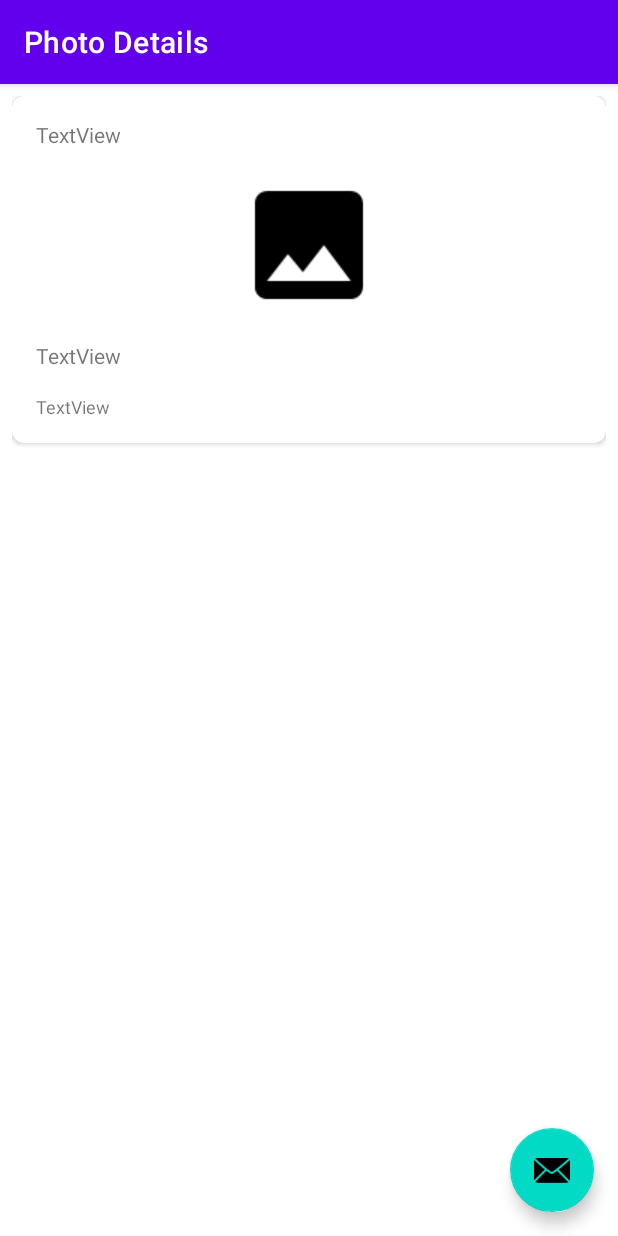
After one commit to BManchi/FlickrBrowser, an Android app: the PhotoDetailsActivity screen opened directly, with no data from a screen before it, on a phone screen of 412 x 824 dp. The commit adds this screen. Run offline under Robolectric (Android 15) with nearby library versions, the phone set to English and light mode, and no system bars.

Commit message:
Progress exercise

```diff
--- /dev/null
+++ b/app/src/main/java/com/bmanchi/flickrbrowser/PhotoDetailsActivity.kt
@@ -0,0 +1,20 @@
+package com.bmanchi.flickrbrowser
+
+import android.os.Bundle
+import com.google.android.material.floatingactionbutton.FloatingActionButton
+import com.google.android.material.snackbar.Snackbar
+import androidx.appcompat.app.AppCompatActivity
+
+class PhotoDetailsActivity : AppCompatActivity() {
+
+    override fun onCreate(savedInstanceState: Bundle?) {
+        super.onCreate(savedInstanceState)
+        setContentView(R.layout.activity_photo_details)
+        setSupportActionBar(findViewById(R.id.toolbar))
+
+        findViewById<FloatingActionButton>(R.id.fab).setOnClickListener { view ->
+            Snackbar.make(view, "Replace with your own action", Snackbar.LENGTH_LONG)
+                .setAction("Action", null).show()
+        }
+    }
+}
--- /dev/null
+++ b/app/src/main/res/layout/activity_photo_details.xml
@@ -0,0 +1,33 @@
+<?xml version="1.0" encoding="utf-8"?>
+<androidx.coordinatorlayout.widget.CoordinatorLayout xmlns:android="http://schemas.android.com/apk/res/android"
+    xmlns:app="http://schemas.android.com/apk/res-auto"
+    xmlns:tools="http://schemas.android.com/tools"
+    android:layout_width="match_parent"
+    android:layout_height="match_parent"
+    tools:context=".PhotoDetailsActivity">
+
+    <com.google.android.material.appbar.AppBarLayout
+        android:layout_width="match_parent"
+        android:layout_height="wrap_content"
+        android:theme="@style/Theme.FlickrBrowser.AppBarOverlay">
+
+        <androidx.appcompat.widget.Toolbar
+            android:id="@+id/toolbar"
+            android:layout_width="match_parent"
+            android:layout_height="?attr/actionBarSize"
+            android:background="?attr/colorPrimary"
+            app:popupTheme="@style/Theme.FlickrBrowser.PopupOverlay" />
+
+    </com.google.android.material.appbar.AppBarLayout>
+
+    <include layout="@layout/content_photo_details" />
+
+    <com.google.android.material.floatingactionbutton.FloatingActionButton
+        android:id="@+id/fab"
+        android:layout_width="wrap_content"
+        android:layout_height="wrap_content"
+        android:layout_gravity="bottom|end"
+        android:layout_margin="@dimen/fab_margin"
+        app:srcCompat="@android:drawable/ic_dialog_email" />
+
+</androidx.coordinatorlayout.widget.CoordinatorLayout>
--- /dev/null
+++ b/app/src/main/res/layout/content_photo_details.xml
@@ -0,0 +1,53 @@
+<?xml version="1.0" encoding="utf-8"?>
+<ScrollView xmlns:android="http://schemas.android.com/apk/res/android"
+    xmlns:app="http://schemas.android.com/apk/res-auto"
+    android:layout_width="match_parent"
+    android:layout_height="match_parent"
+    android:fadingEdge="horizontal"
+    android:padding="8dp"
+    android:paddingBottom="16dp"
+    app:layout_behavior="@string/appbar_scrolling_view_behavior">
+
+    <androidx.cardview.widget.CardView
+        android:layout_width="match_parent"
+        android:layout_height="wrap_content"
+        app:cardCornerRadius="8dp"
+        app:contentPadding="8dp">
+
+        <LinearLayout
+            android:layout_width="match_parent"
+            android:layout_height="wrap_content"
+            android:orientation="vertical">
+
+            <TextView
+                android:id="@+id/photo_author"
+                android:layout_width="match_parent"
+                android:layout_height="wrap_content"
+                android:layout_margin="8dp"
+                android:text="TextView" />
+
+            <ImageView
+                android:id="@+id/photo_image"
+                android:layout_width="match_parent"
+                android:layout_height="wrap_content"
+                android:layout_margin="8dp"
+                android:scaleType="fitCenter"
+                app:srcCompat="@drawable/baseline_image_black_48dp" />
+
+            <TextView
+                android:id="@+id/photo_title"
+                android:layout_width="match_parent"
+                android:layout_height="wrap_content"
+                android:layout_margin="8dp"
+                android:text="TextView" />
+
+            <TextView
+                android:id="@+id/photo_tags"
+                android:layout_width="match_parent"
+                android:layout_height="wrap_content"
+                android:layout_margin="8dp"
+                android:text="TextView"
+                android:textSize="12sp" />
+        </LinearLayout>
+    </androidx.cardview.widget.CardView>
+</ScrollView>
--- a/app/src/main/res/values/strings.xml
+++ b/app/src/main/res/values/strings.xml
@@ -9,4 +9,6 @@
 
     <string name="hello_first_fragment">Hello first fragment</string>
     <string name="hello_second_fragment">Hello second fragment. Arg: %1$s</string>
+    <string name="title_activity_seatch">SeatchActivity</string>
+    <string name="title_activity_photo_details">Photo Details</string>
 </resources>
```
Also changed, not shown: app/src/main/AndroidManifest.xml (+9 -2 lines), app/src/main/java/com/bmanchi/flickrbrowser/FlickrRecyclerViewAdapter.kt (added, +93 -0 lines), app/src/main/java/com/bmanchi/flickrbrowser/SeatchActivity.kt (added, +20 -0 lines), app/src/main/res/layout/activity_seatch.xml (added, +31 -0 lines), app/src/main/res/layout/browse.xml (added, +31 -0 lines), app/src/main/res/layout/content_main.xml (+10 -8 lines), app/src/main/res/layout/fragment_first.xml (deleted, +0 -28 lines), app/src/main/res/layout/fragment_second.xml (deleted, +0 -27 lines), app/src/main/res/navigation/nav_graph.xml (+40 -0 lines), app/src/main/res/drawable/baseline_image_black_48dp.png (added).
